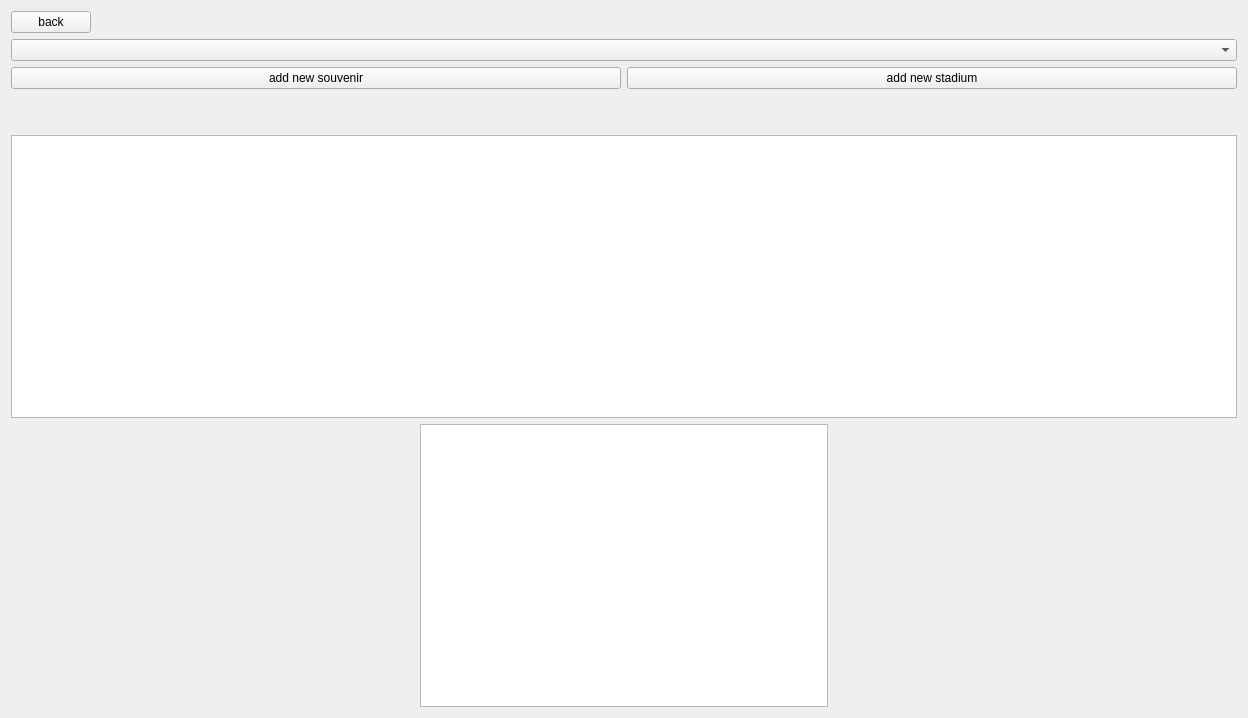
This is adminwindow.ui in pkhodadoustan/NFLFootballTouring as Qt 5 draws it before an edit. The edited form follows.
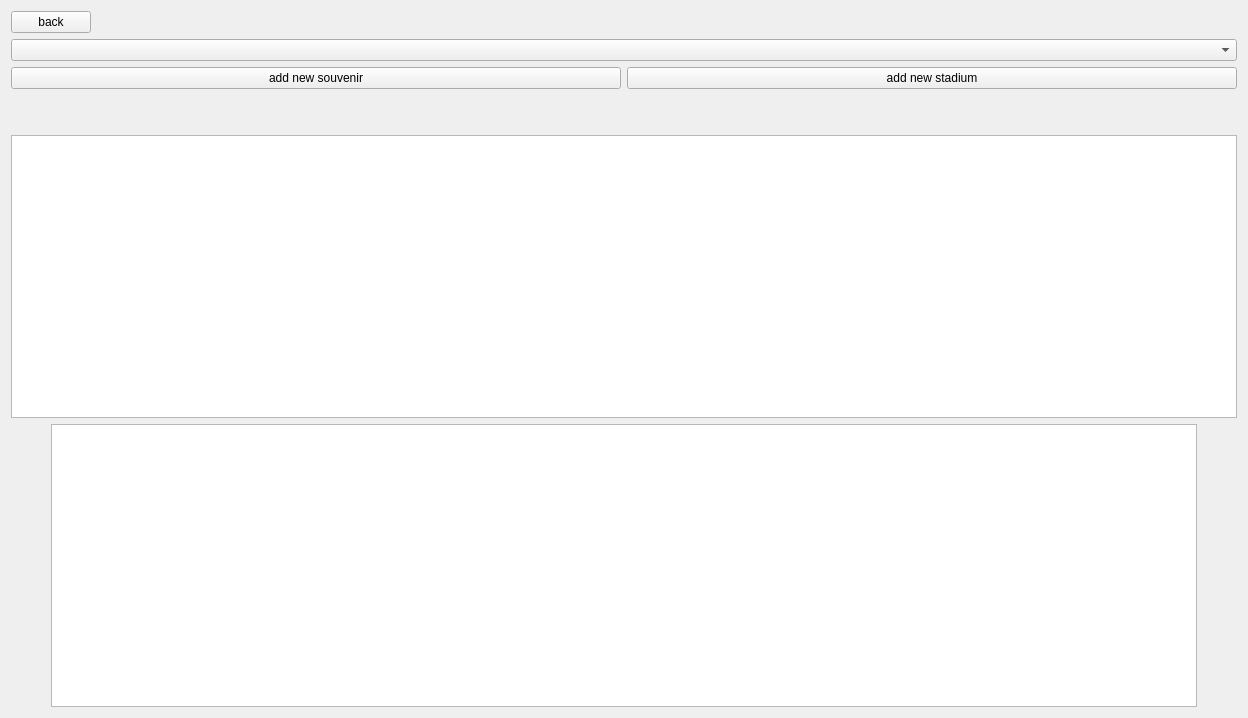
This is the edited form.

The edit to the form file:
```diff
--- a/adminwindow.ui
+++ b/adminwindow.ui
@@ -105,6 +105,9 @@
        <property name="orientation">
         <enum>Qt::Horizontal</enum>
        </property>
+       <property name="sizeType">
+        <enum>QSizePolicy::Preferred</enum>
+       </property>
        <property name="sizeHint" stdset="0">
         <size>
          <width>40</width>
@@ -114,13 +117,23 @@
       </spacer>
      </item>
      <item>
-      <widget class="QTableView" name="SouvView"/>
+      <widget class="QTableView" name="SouvView">
+       <property name="sortingEnabled">
+        <bool>true</bool>
+       </property>
+       <attribute name="horizontalHeaderShowSortIndicator" stdset="0">
+        <bool>true</bool>
+       </attribute>
+      </widget>
      </item>
      <item>
       <spacer name="horizontalSpacer_4">
        <property name="orientation">
         <enum>Qt::Horizontal</enum>
        </property>
+       <property name="sizeType">
+        <enum>QSizePolicy::Preferred</enum>
+       </property>
        <property name="sizeHint" stdset="0">
         <size>
          <width>40</width>
```
